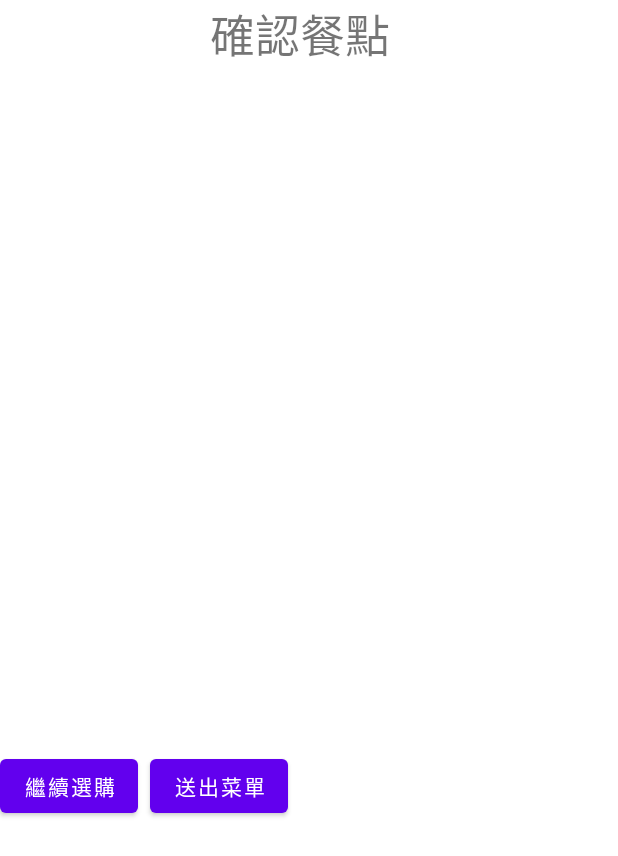
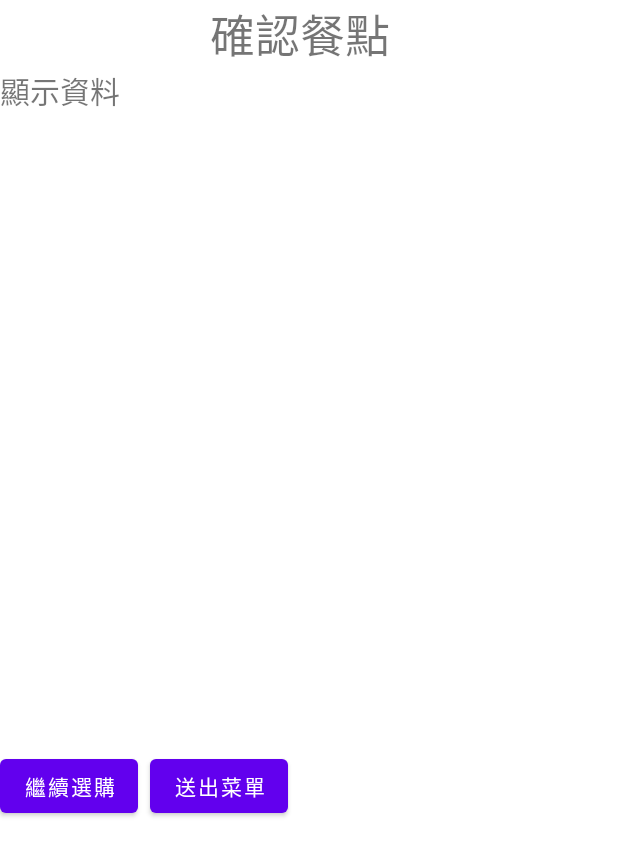
Before and after one commit to ChangShenJU/Android-final-project, an Android app: the layout activity_food_list.xml on its own in the app's theme, with its tools: preview values and no code run, on a phone screen of 412 x 824 dp. Shown: the top 856 px of the screen. Run offline under Robolectric (Android 15) with nearby library versions, the phone set to English and light mode, and no system bars.

Commit message:
Update activity_food_list.xml

```diff
--- a/app/src/main/res/layout/activity_food_list.xml
+++ b/app/src/main/res/layout/activity_food_list.xml
@@ -16,6 +16,17 @@
         android:textSize="30dp"
         app:layout_constraintStart_toStartOf="parent"
         app:layout_constraintTop_toTopOf="parent" />
+
+
+    <TextView
+        android:id="@+id/TextView2"
+        android:layout_width="wrap_content"
+        android:layout_height="wrap_content"
+        android:layout_marginStart="0dp"
+        android:text="顯示資料"
+        android:textSize="20dp"
+        app:layout_constraintStart_toStartOf="parent"
+        app:layout_constraintTop_toBottomOf="@id/TextView1" />
 
     <Button
         android:id="@+id/btn_Menu"
```
